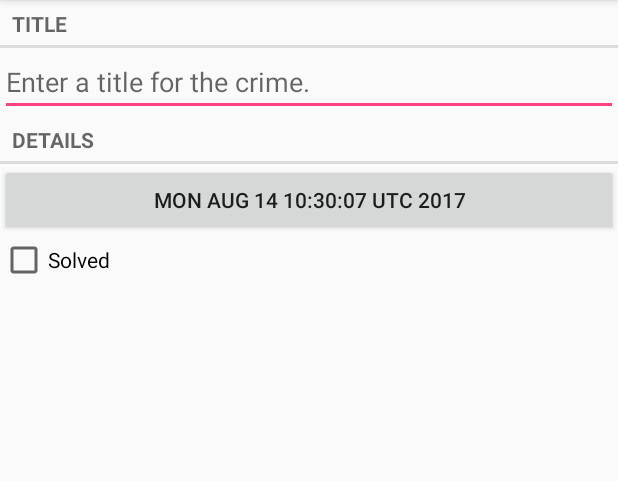
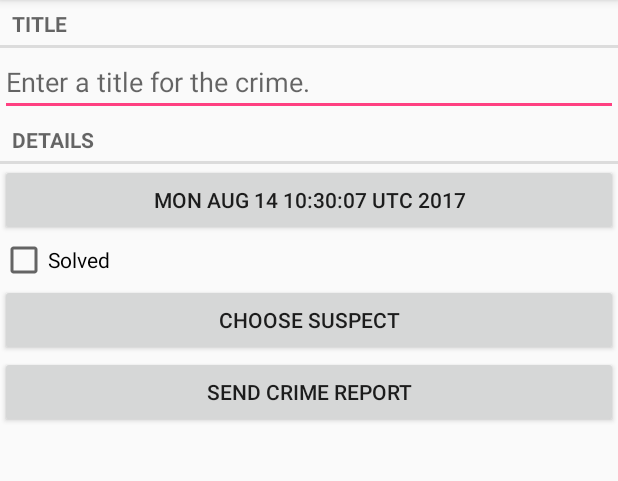
Before and after one commit to irpea/CriminalIntent, an Android app: the screen it shows after launch (CrimePagerActivity), after a tap on "New Crime", on a phone screen of 412 x 824 dp, the part 84-565 px from its top. Run offline under Robolectric (Android 15) with nearby library versions, the phone set to English and light mode, and no system bars.

Commit message:
Changed REQUEST_CODE to REQUEST_DATE in CrimeFragment.java

```diff
--- a/app/src/main/java/com/nerdranch/irpea/criminalintent/Crime.java
+++ b/app/src/main/java/com/nerdranch/irpea/criminalintent/Crime.java
@@ -9,6 +9,7 @@ public class Crime {
     private String mTitle;
     private Date mDate;
     private boolean mSolved;
+    private String mSuspect;
 
     public Crime(){
         this(UUID.randomUUID());
@@ -46,4 +47,12 @@ public class Crime {
     public void setSolved(boolean solved) {
         mSolved = solved;
     }
+
+    public String getSuspect() {
+        return mSuspect;
+    }
+
+    public void setSuspect(String suspect) {
+        mSuspect = suspect;
+    }
 }
--- a/app/src/main/java/com/nerdranch/irpea/criminalintent/CrimeFragment.java
+++ b/app/src/main/java/com/nerdranch/irpea/criminalintent/CrimeFragment.java
@@ -3,11 +3,13 @@ package com.nerdranch.irpea.criminalintent;
 import android.app.Activity;
 import android.content.Intent;
 import android.os.Bundle;
+import android.provider.ContactsContract;
 import android.support.annotation.Nullable;
 import android.support.v4.app.Fragment;
 import android.support.v4.app.FragmentManager;
 import android.text.Editable;
 import android.text.TextWatcher;
+import android.text.format.DateFormat;
 import android.view.LayoutInflater;
 import android.view.View;
 import android.view.ViewGroup;
@@ -26,12 +28,15 @@ public class CrimeFragment extends Fragment {
 
     private static final String ARG_CRIME_ID = "crime_id";
     private static final String DIALOG_DATE = "DialogDate";
-    private static final int REQUEST_CODE = 0;
+    private static final int REQUEST_DATE = 0;
+    private static final int REQUEST_CONTACT = 1;
 
     private Crime mCrime;
     private EditText mTitleField;
     private Button mDateButton;
     private CheckBox mSolvedCheckBox;
+    private Button mSuspectButton;
+    private Button mReportButton;
 
     public static CrimeFragment newInstance(UUID crimeId){
         Bundle args = new Bundle();
@@ -41,7 +46,6 @@ public class CrimeFragment extends Fragment {
         fragment.setArguments(args);
         return fragment;
     }
-
 
     @Override
     public void onCreate(@Nullable Bundle savedInstanceState) {
@@ -62,14 +66,27 @@ public class CrimeFragment extends Fragment {
     public View onCreateView(LayoutInflater inflater, @Nullable ViewGroup container, @Nullable Bundle savedInstanceState) {
         View v = inflater.inflate(R.layout.fragment_crime, container, false);
 
+
+        initWidgets(v);
+        setListeners();
+
+
+        return v;
+    }
+
+    private void initWidgets(View v) {
         mTitleField = (EditText) v.findViewById(R.id.crime_title);
         mDateButton = (Button) v.findViewById(R.id.crime_date);
         mSolvedCheckBox = (CheckBox) v.findViewById(R.id.crime_solved);
         mTitleField.setText(mCrime.getTitle());
+        mSuspectButton = (Button) v.findViewById(R.id.crime_suspect);
+        mReportButton = (Button) v.findViewById(R.id.crime_report);
+    }
+
+    private void setListeners() {
         mTitleField.addTextChangedListener(new TextWatcher() {
             @Override
             public void beforeTextChanged(CharSequence s, int start, int count, int after) {
-
             }
 
             @Override
@@ -79,7 +96,6 @@ public class CrimeFragment extends Fragment {
 
             @Override
             public void afterTextChanged(Editable s) {
-
             }
         });
         updateDate();
@@ -99,9 +115,29 @@ public class CrimeFragment extends Fragment {
                 mCrime.setSolved(isChecked);
             }
         });
+        mReportButton.setOnClickListener(new OnClickListener() {
+            @Override
+            public void onClick(View v) {
+                Intent i = new Intent(Intent.ACTION_SEND);
+                i.setType("text/plain");
+                i.putExtra(Intent.EXTRA_TEXT, getCrimeReport());
+                i.putExtra(Intent.EXTRA_SUBJECT, getString(R.string.crime_report_subject));
+                i = Intent.createChooser(i, getString(R.string.send_report));
+                startActivity(i);
+            }
+        });
 
+        mSuspectButton.setOnClickListener(new OnClickListener() {
+            @Override
+            public void onClick(View v) {
+                final Intent pickContact = new Intent(Intent.ACTION_PICK, ContactsContract.Contacts.CONTENT_URI);
+                startActivityForResult(pickContact, REQUEST_CONTACT);
+            }
+        });
 
-        return v;
+        if(mCrime.getSuspect() != null){
+            mSuspectButton.setText(mCrime.getSuspect());
+        }
     }
 
     @Override
@@ -110,7 +146,7 @@ public class CrimeFragment extends Fragment {
             return;
         }
 
-        if(requestCode == REQUEST_CODE){
+        if(requestCode == REQUEST_DATE){
             Date date = (Date) data.getSerializableExtra(DatePickerFragment.EXTRA_DATE);
             mCrime.setDate(date);
             updateDate();
@@ -120,4 +156,28 @@ public class CrimeFragment extends Fragment {
     private void updateDate() {
         mDateButton.setText(mCrime.getDate().toString());
     }
+
+    private String getCrimeReport(){
+        String solvedString = null;
+        if(mCrime.isSolved()){
+            solvedString = getString(R.string.crime_report_solved);
+        } else {
+            solvedString = getString(R.string.crime_report_unsolved);
+        }
+
+        String dateFormat = "EEE, MMM dd";
+        String dateString = DateFormat.format(dateFormat, mCrime.getDate()).toString();
+
+        String suspect = mCrime.getSuspect();
+        if(suspect == null){
+            suspect = getString(R.string.crime_report_no_suspect);
+        } else {
+            suspect = getString(R.string.crime_report_suspect, suspect);
+        }
+
+        String report = getString(R.string.crime_report, mCrime.getTitle(), dateString, solvedString, suspect);
+
+        return report;
+    }
+
 }
--- a/app/src/main/java/com/nerdranch/irpea/criminalintent/CrimeLab.java
+++ b/app/src/main/java/com/nerdranch/irpea/criminalintent/CrimeLab.java
@@ -95,6 +95,7 @@ public class CrimeLab {
         values.put(CrimeTable.Cols.TITLE, crime.getTitle());
         values.put(CrimeTable.Cols.DATE, crime.getDate().getTime());
         values.put(CrimeTable.Cols.SOLVED, crime.isSolved() ? 1 : 0);
+        values.put(CrimeTable.Cols.SUSPECT, crime.getSuspect());
 
         return values;
     }
--- a/app/src/main/java/com/nerdranch/irpea/criminalintent/database/CrimeBaseHelper.java
+++ b/app/src/main/java/com/nerdranch/irpea/criminalintent/database/CrimeBaseHelper.java
@@ -21,7 +21,8 @@ public class CrimeBaseHelper extends SQLiteOpenHelper {
                 CrimeTable.Cols.UUID + ", " +
                 CrimeTable.Cols.TITLE + ", " +
                 CrimeTable.Cols.DATE + ", " +
-                CrimeTable.Cols.SOLVED +
+                CrimeTable.Cols.SOLVED + ", " +
+                CrimeTable.Cols.SUSPECT +
                 ")"
         );
     }
--- a/app/src/main/java/com/nerdranch/irpea/criminalintent/database/CrimeCursorWrapper.java
+++ b/app/src/main/java/com/nerdranch/irpea/criminalintent/database/CrimeCursorWrapper.java
@@ -20,11 +20,14 @@ public class CrimeCursorWrapper extends CursorWrapper {
         String title = getString(getColumnIndex(CrimeTable.Cols.TITLE));
         long date = getLong(getColumnIndex(CrimeTable.Cols.DATE));
         int isSolved = getInt(getColumnIndex(CrimeTable.Cols.SOLVED));
+        String suspect = getString(getColumnIndex(CrimeTable.Cols.SUSPECT));
 
         Crime crime = new Crime(UUID.fromString(uuidString));
         crime.setTitle(title);
         crime.setDate(new Date(date));
         crime.setSolved(isSolved != 0);
+        crime.setSuspect(suspect);
+
         return crime;
     }
 }
--- a/app/src/main/java/com/nerdranch/irpea/criminalintent/database/CrimeDbSchema.java
+++ b/app/src/main/java/com/nerdranch/irpea/criminalintent/database/CrimeDbSchema.java
@@ -10,7 +10,7 @@ public class CrimeDbSchema {
             public static final String TITLE = "title";
             public static final String DATE = "date";
             public static final String SOLVED = "solved";
+            public static final String SUSPECT = "suspect";
         }
     }
-
 }
--- a/app/src/main/res/layout/fragment_crime.xml
+++ b/app/src/main/res/layout/fragment_crime.xml
@@ -34,4 +34,16 @@
         android:layout_height="wrap_content"
         android:text="@string/crime_solved_label"/>
 
+    <Button
+        android:layout_width="match_parent"
+        android:layout_height="wrap_content"
+        android:id="@+id/crime_suspect"
+        android:text="@string/crime_suspect_text"/>
+
+    <Button
+        android:layout_width="match_parent"
+        android:layout_height="wrap_content"
+        android:id="@+id/crime_report"
+        android:text="@string/crime_report_text"/>
+
 </LinearLayout>
--- a/app/src/main/res/values/strings.xml
+++ b/app/src/main/res/values/strings.xml
@@ -9,5 +9,16 @@
     <string name="show_subtitle">Show Subtitle</string>
     <string name="hide_subtitle">Hide Subtitle</string>
     <string name="subtitle_format">%1$d crimes</string>
+    <string name="crime_suspect_text">Choose suspect</string>
+    <string name="crime_report_text">Send Crime Report</string>
+    <string name ="crime_report">%1$s!
+        The crime was discovered on %2$s . %3$s, and %4$s
+    </string>
+    <string name="crime_report_solved">The case is solved</string>
+    <string name="crime_report_unsolved">The case is not solved</string>
+    <string name="crime_report_no_suspect">There is no suspect.</string>
+    <string name="crime_report_suspect">The suspect is %s.</string>
+    <string name="crime_report_subject">CriminalIntent Crime Report</string>
+    <string name="send_report">Send crime report via</string>
 
 </resources>
```
